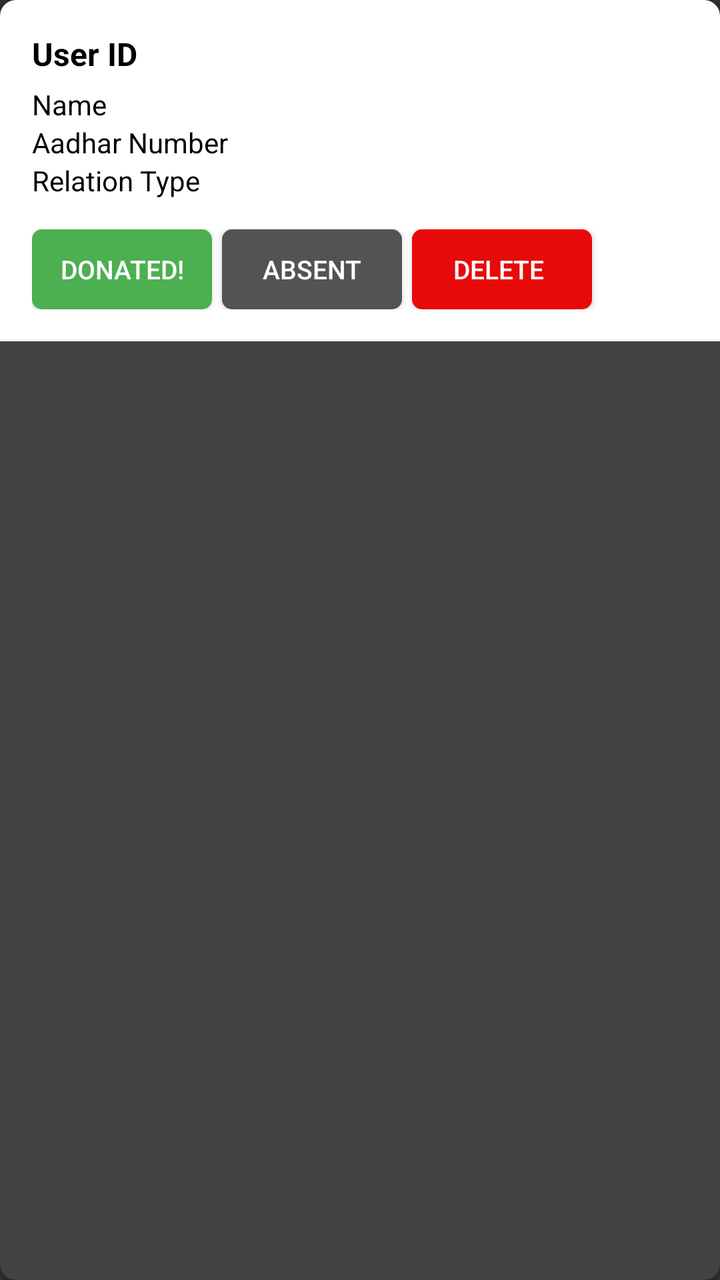
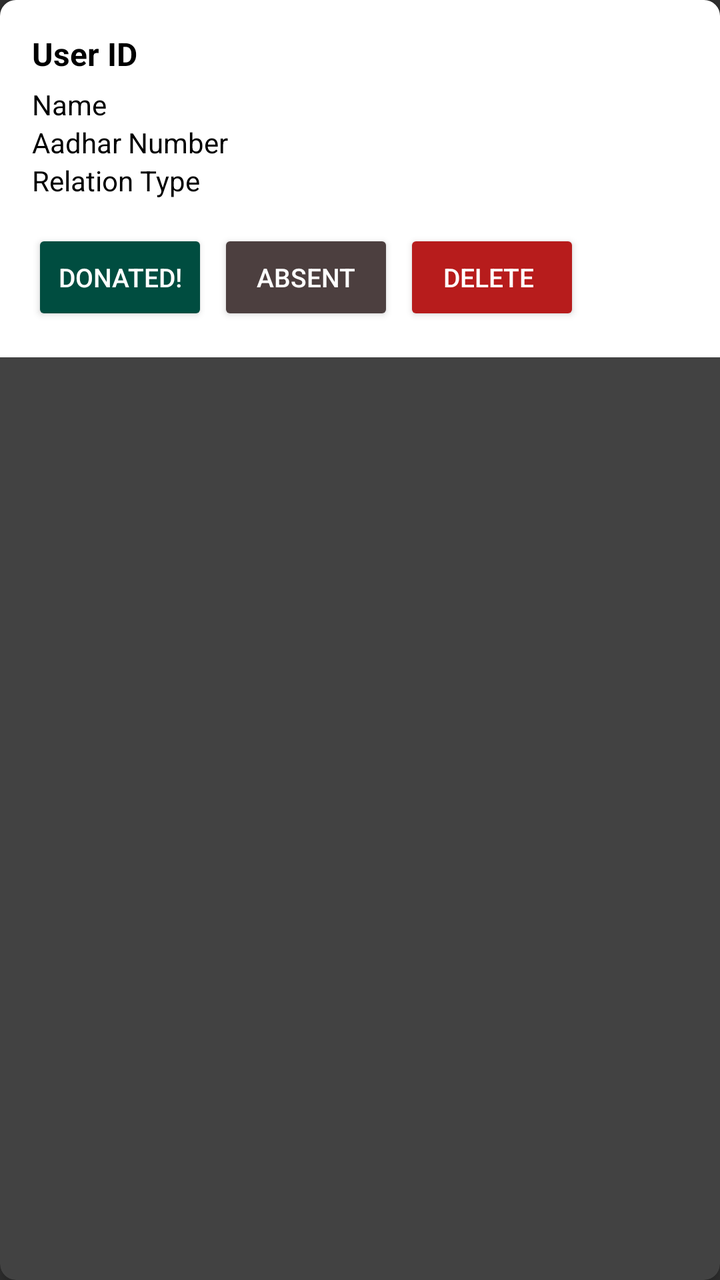

Two renders of the same Android screen: before a commit and after it. Below are the layout's source before the change and the commit's diff.
<!-- AndroidManifest.xml: application theme Theme.AppCompat -->
<!-- res/layout/donation_req_card.xml -->
<?xml version="1.0" encoding="utf-8"?>
<androidx.cardview.widget.CardView xmlns:android="http://schemas.android.com/apk/res/android"
    xmlns:app="http://schemas.android.com/apk/res-auto"
    android:layout_width="match_parent"
    android:layout_height="wrap_content"
    android:layout_margin="5dp"
    app:cardCornerRadius="8dp"
    app:cardElevation="4dp">

    <LinearLayout
        android:layout_width="match_parent"
        android:layout_height="wrap_content"
        android:orientation="vertical"
        android:background="#FFFFFF"
        android:padding="16dp">

        <TextView
            android:id="@+id/userIdTextView"
            android:layout_width="wrap_content"
            android:layout_height="wrap_content"
            android:textColor="#000000"
            android:text="User ID"
            android:textStyle="bold"
            android:layout_marginBottom="5dp"
            android:textSize="16sp" />

        <TextView
            android:id="@+id/nameTextView"
            android:layout_width="wrap_content"
            android:layout_height="wrap_content"
            android:text="Name"
            android:textColor="#000000"
            android:textSize="14sp" />

        <TextView
            android:id="@+id/adharTextView"
            android:layout_width="wrap_content"
            android:layout_height="wrap_content"
            android:text="Aadhar Number"
            android:textColor="#000000"
            android:textSize="14sp" />

        <TextView
            android:id="@+id/relationTypeTextView"
            android:layout_width="wrap_content"
            android:layout_height="wrap_content"
            android:textColor="#000000"
            android:text="Relation Type"
            android:textSize="14sp" />

        <LinearLayout
            android:layout_width="match_parent"
            android:layout_height="wrap_content"
            android:layout_marginTop="15dp"
            android:orientation="horizontal">

            <Button
                android:id="@+id/donatedButton"
                android:layout_width="90dp"
                android:layout_height="40dp"
                android:layout_marginRight="5dp"
                android:background="@drawable/round_theme"
                android:textSize="13sp"
                android:text="Donated!" />

            <Button
                android:id="@+id/absentButton"
                android:layout_width="90dp"
                android:layout_height="40dp"
                android:layout_marginRight="5dp"
                android:background="@drawable/round_theme_grey"
                android:gravity="center"
                android:textSize="13sp"
                android:text="Absent" />

            <Button
                android:id="@+id/deleteRequestButton"
                android:layout_width="90dp"
                android:layout_height="40dp"
                android:background="@drawable/round_theme_red"
                android:textSize="13sp"
                android:text="Delete " />
        </LinearLayout>

    </LinearLayout>
</androidx.cardview.widget.CardView>
<!-- resources referenced by this layout -->
<resources>
  <!-- drawable round_theme (drawable) -->
  <selector xmlns:android="http://schemas.android.com/apk/res/android">
      <item android:state_pressed="true">
          <shape android:shape="rectangle">
              <corners android:radius="5dp" />
              <solid android:color="#000000" /> 
          </shape>
      </item>
      <item>
          <shape android:shape="rectangle">
              <corners android:radius="5dp" />
              <solid android:color="#4caf50" /> 
          </shape>
      </item>
  </selector>
  <!-- drawable round_theme_grey (drawable) -->
  <shape xmlns:android="http://schemas.android.com/apk/res/android"
      android:shape="rectangle">
      <corners android:radius="5dp" /> 
      <solid android:color="#535353" /> 
  </shape>
  <!-- drawable round_theme_red (drawable) -->
  <shape xmlns:android="http://schemas.android.com/apk/res/android"
      android:shape="rectangle">
      <corners android:radius="5dp" /> 
      <solid android:color="#E80909" /> 
  </shape>
</resources>

<!-- the commit's change to res/layout/donation_req_card.xml (unified diff, before → after) -->
@@ -56,28 +56,28 @@
 
             <Button
                 android:id="@+id/donatedButton"
-                android:layout_width="90dp"
-                android:layout_height="40dp"
+                android:layout_width="wrap_content"
+                android:layout_height="wrap_content"
                 android:layout_marginRight="5dp"
-                android:background="@drawable/round_theme"
+                android:backgroundTint="#004D40"
                 android:textSize="13sp"
                 android:text="Donated!" />
 
             <Button
                 android:id="@+id/absentButton"
-                android:layout_width="90dp"
-                android:layout_height="40dp"
+                android:layout_width="wrap_content"
+                android:layout_height="wrap_content"
                 android:layout_marginRight="5dp"
-                android:background="@drawable/round_theme_grey"
+                android:backgroundTint="#4C3F3F"
                 android:gravity="center"
                 android:textSize="13sp"
                 android:text="Absent" />
 
             <Button
                 android:id="@+id/deleteRequestButton"
-                android:layout_width="90dp"
-                android:layout_height="40dp"
-                android:background="@drawable/round_theme_red"
+                android:layout_width="wrap_content"
+                android:layout_height="wrap_content"
+                android:backgroundTint="#B71C1C"
                 android:textSize="13sp"
                 android:text="Delete " />
         </LinearLayout>
<!-- resource entries referenced after the edit -->
@@ -1,31 +1,5 @@
 <!-- resources referenced by this layout -->
 <resources>
-  <!-- drawable round_theme (drawable) -->
-  <selector xmlns:android="http://schemas.android.com/apk/res/android">
-      <item android:state_pressed="true">
-          <shape android:shape="rectangle">
-              <corners android:radius="5dp" />
-              <solid android:color="#000000" /> 
-          </shape>
-      </item>
-      <item>
-          <shape android:shape="rectangle">
-              <corners android:radius="5dp" />
-              <solid android:color="#4caf50" /> 
-          </shape>
-      </item>
-  </selector>
-  <!-- drawable round_theme_grey (drawable) -->
-  <shape xmlns:android="http://schemas.android.com/apk/res/android"
-      android:shape="rectangle">
-      <corners android:radius="5dp" /> 
-      <solid android:color="#535353" /> 
-  </shape>
-  <!-- drawable round_theme_red (drawable) -->
-  <shape xmlns:android="http://schemas.android.com/apk/res/android"
-      android:shape="rectangle">
-      <corners android:radius="5dp" /> 
-      <solid android:color="#E80909" /> 
-  </shape>
+
 </resources>
 
